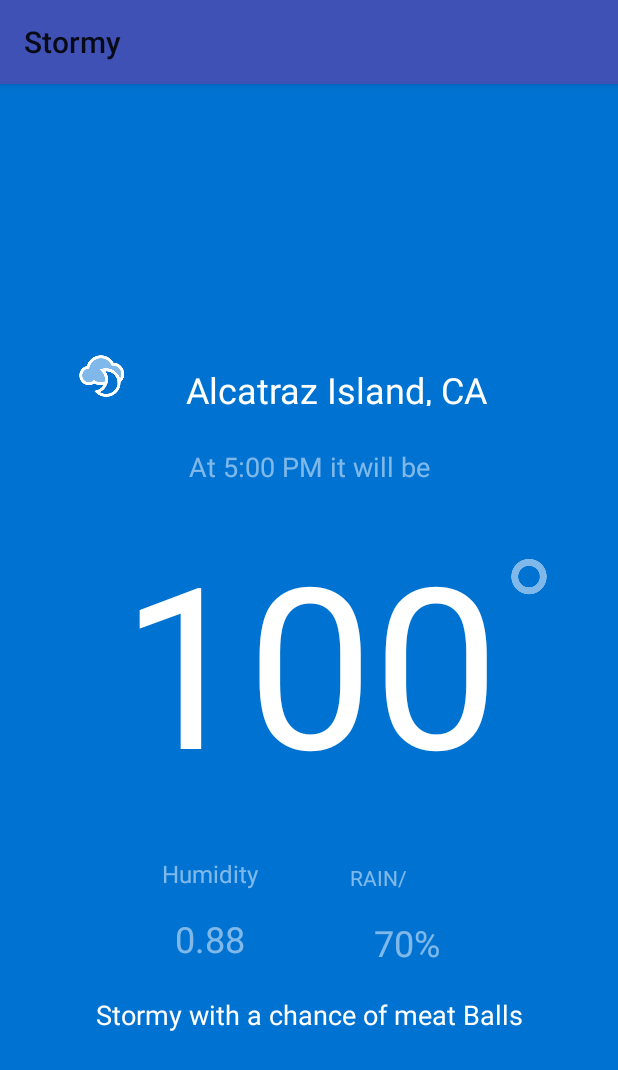
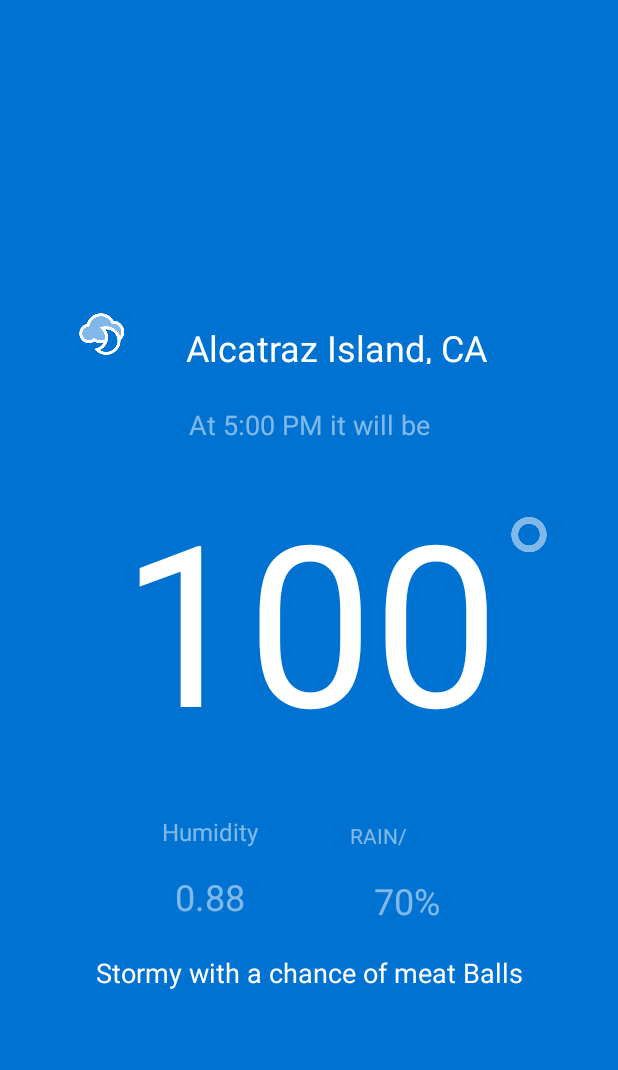
Before and after one commit to Ash727/JStormy, an Android app: the screen it shows after launch (MainActivity), on a phone screen of 412 x 824 dp. Shown: the top 1070 px of the screen. Run offline under Robolectric (Android 15) with nearby library versions, the phone set to English and light mode, and no system bars.

Commit message:
Removed Action Bar added Remain in Portriat

```diff
--- a/app/src/main/res/values/styles.xml
+++ b/app/src/main/res/values/styles.xml
@@ -1,7 +1,7 @@
 <resources>
 
     <!-- Base application theme. -->
-    <style name="AppTheme" parent="Base.Theme.AppCompat.Light">
+    <style name="AppTheme" parent="Theme.AppCompat.Light.NoActionBar">
 
     <!-- Customize your theme here. -->
         <item name="colorPrimary">@color/colorPrimary</item>
```
